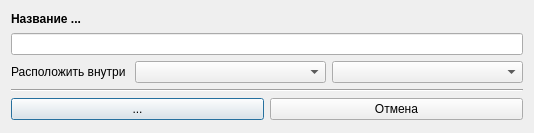
First picture: the form in designer/dialogwindows/neddw/nednodedialogwindow.ui, repository Artemako/auto-exec-doc, before the edit.
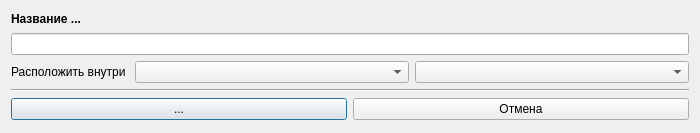
Second picture: the form after the edit. Icons and pictures are not drawn.

Diff of the .ui file:
```diff
--- a/designer/dialogwindows/neddw/nednodedialogwindow.ui
+++ b/designer/dialogwindows/neddw/nednodedialogwindow.ui
@@ -6,7 +6,7 @@
    <rect>
     <x>0</x>
     <y>0</y>
-    <width>534</width>
+    <width>700</width>
     <height>133</height>
    </rect>
   </property>
```
